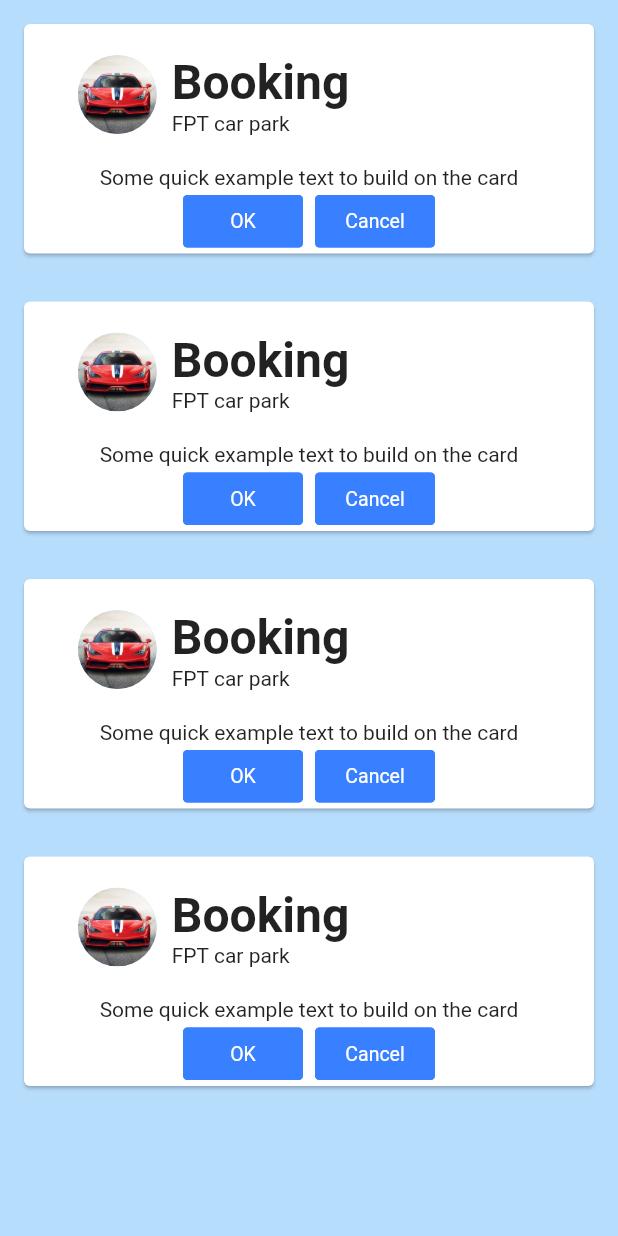
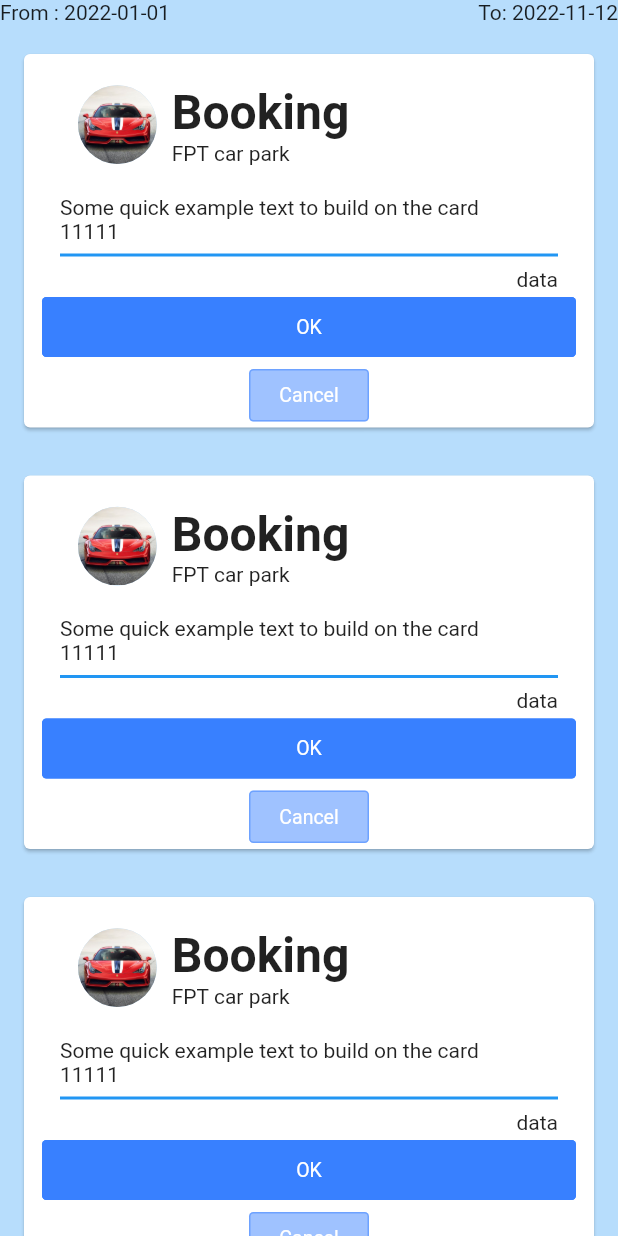
Before and after one commit to Benjamin271201/apms-mobile, a Flutter app: the BookingHistory screen opened directly, on a phone screen of 412 x 824 dp. Run offline on Flutter 3.47's test engine with Material 2 defaults, Android fonts, the phone set to English and light mode, and no system bars; drawn by our look-alikes of getwidget; our stand-ins replace bloc, equatable, flutter_bloc, flutter_datetime_picker, geocoding, geolocator and 3 more; missing offline and left inert: qr_code_scanner; accounts and stored records are empty.

Commit message:
add history repo

```diff
--- a/lib/constants/apis.dart
+++ b/lib/constants/apis.dart
@@ -2,9 +2,10 @@ import 'dart:io';
 
 const baseUrl = "http://18.136.151.97:6001/api";
 
-Map<String,String> headers = {
+Map<String, String> headers = {
   HttpHeaders.contentTypeHeader: 'application/json',
 };
 
 const carPark = "$baseUrl/carparks";
 const login = "$baseUrl/Authentication";
+const history = "$baseUrl/Tickets";
--- a/lib/main.dart
+++ b/lib/main.dart
@@ -2,6 +2,7 @@
 
 import 'package:apms_mobile/presentation/screens/history/history.dart';
 import 'package:apms_mobile/presentation/screens/home.dart';
+import 'package:apms_mobile/presentation/screens/login.dart';
 import 'package:apms_mobile/presentation/screens/profile.dart';
 import 'package:apms_mobile/presentation/screens/qr_scan.dart';
 import 'package:flutter/cupertino.dart';
@@ -9,7 +10,7 @@ import 'package:flutter/material.dart';
 import 'package:persistent_bottom_nav_bar/persistent_tab_view.dart';
 
 void main() =>
-    runApp(const MaterialApp(debugShowCheckedModeBanner: false, home: MyHome()));
+    runApp(const MaterialApp(debugShowCheckedModeBanner: false, home: LoginScreen()));
 
 class MyHome extends StatefulWidget {
   const MyHome({Key key}) : super(key: key);
--- a/lib/presentation/components/history/build_card.dart
+++ b/lib/presentation/components/history/build_card.dart
@@ -11,8 +11,34 @@ class BuildCard extends StatefulWidget {
 
 class _BuildCardState extends State<BuildCard> {
   @override
+  void initState() {
+    super.initState();
+    print('---First----');
+  }
+
+  @override
   Widget build(BuildContext context) {
-    return ListView.builder(
+    double width = MediaQuery.of(context).size.width;
+    return Column(
+      children: [
+        Row(
+          children: [
+            SizedBox(
+              width: width * 0.5,
+              height: 20,
+              child: const Text('From : 2022-01-01'),
+            ),
+            SizedBox(
+                width: width * 0.5,
+                height: 20,
+                child: const Text(
+                  "To: 2022-11-12",
+                  textAlign: TextAlign.end,
+                )),
+          ],
+        ),
+        Expanded(
+            child: ListView.builder(
           itemCount: 4,
           itemBuilder: (context, index) {
             return GFCard(
@@ -22,33 +48,59 @@ class _BuildCardState extends State<BuildCard> {
                 avatar: GFAvatar(backgroundImage: loadImage('')),
                 title: Text(
                   widget.type,
-              style: const TextStyle(fontSize: 32, fontWeight: FontWeight.bold),
+                  style: const TextStyle(
+                      fontSize: 32, fontWeight: FontWeight.bold),
                 ),
                 subTitle: const Text('FPT car park'),
               ),
-          content: const Text("Some quick example text to build on the card"),
+              content: Column(
+                crossAxisAlignment: CrossAxisAlignment.start,
+                children: [
+                  SizedBox(
+                    width: width,
+                    child: const Text(
+                        "Some quick example text to build on the card\n"
+                        "11111"),
+                  ),
+                  const Divider(
+                    color: Colors.blue,
+                    //height: 25,
+                    thickness: 2,
+                  ),
+                  SizedBox(
+                    width: width,
+                    child: const Text('data', textAlign: TextAlign.right),
+                  )
+                ],
+              ),
               buttonBar: GFButtonBar(
-            alignment: WrapAlignment.end,
-            crossAxisAlignment: WrapCrossAlignment.end,
-            runAlignment: WrapAlignment.end,
                 children: <Widget>[
                   GFButton(
-                onPressed: () {},
+                    onPressed: () {
+                      print('$index');
+                    },
                     text: 'OK',
+                    blockButton: true,
+                    enableFeedback: false,
                   ),
-              GFButton(
-                onPressed: () {},
+                  const GFButton(
+                    onPressed: null,
                     text: 'Cancel',
                   ),
                 ],
               ),
             );
           },
+        )),
+      ],
     );
   }
 
-  ImageProvider loadImage(String? url) {
-    Image img = (url!.isEmpty)
+  ImageProvider loadImage(String url) {
+    var check = RegExp(r'^(https:\/\/firebasestorage\.googleapis\.com\/v0)')
+        .hasMatch(url);
+
+    Image img = (url.isEmpty)
         ? Image.asset("assets/images/default.jpg")
         : Image.network(
             url,
--- a/lib/presentation/screens/history/booking_history.dart
+++ b/lib/presentation/screens/history/booking_history.dart
@@ -13,8 +13,7 @@ class _BookingHistoryState extends State<BookingHistory> {
   @override
   Widget build(BuildContext context) {
     return Scaffold(
-      backgroundColor: const Color.fromARGB(96, 64, 165, 248),
-      body: BuildCard(type: widget.type),
-    );
+        backgroundColor: const Color.fromARGB(96, 64, 165, 248),
+        body: BuildCard(type: widget.type));
   }
 }
--- a/pubspec.yaml
+++ b/pubspec.yaml
@@ -43,6 +43,8 @@ dependencies:
   geolocator: ^9.0.2
   flutter_datetime_picker: ^1.5.1
   getwidget: ^3.0.1
+  jwt_decoder:
+  intl: ^0.17.0
 
 dev_dependencies:
   flutter_test:
```
Also changed, not shown: lib/bloc/repositories/history_repo.dart (added, +51 -0 lines). Lines whose indentation alone changed are shown as unchanged.
